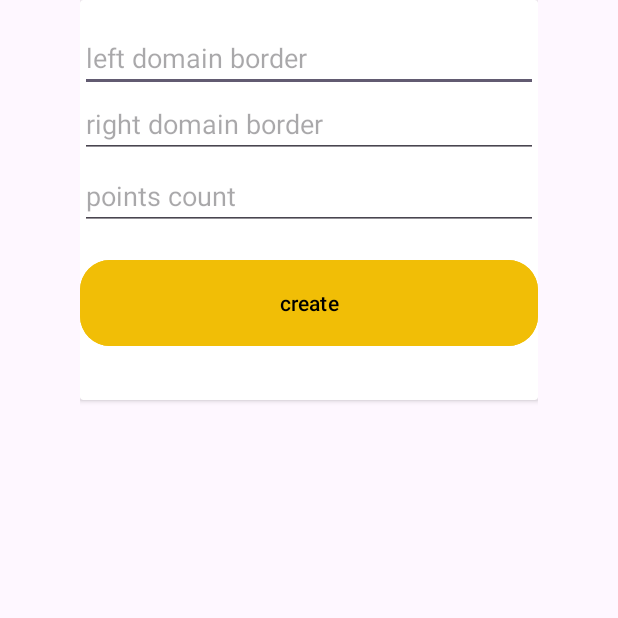
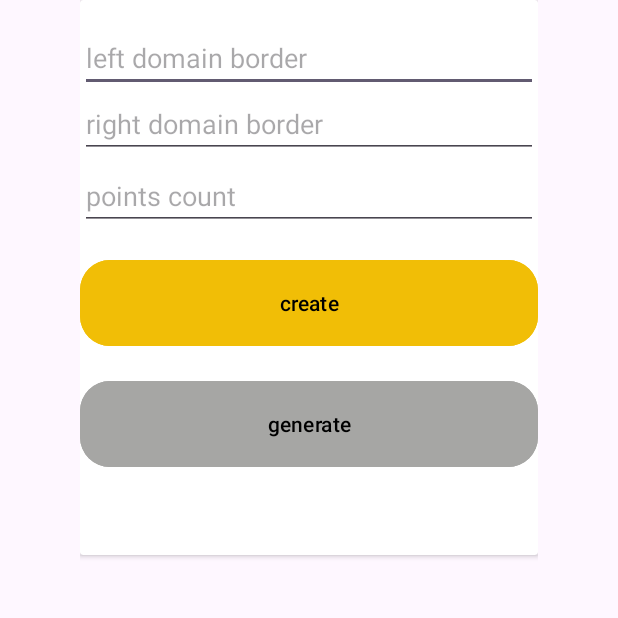
Before and after one commit to Pelga/Function, an Android app: the screen it shows after launch (MainActivity), on a phone screen of 412 x 824 dp, the top half of it. Run offline under Robolectric (Android 15) with nearby library versions, the phone set to English and light mode, and no system bars.

Commit message:
Добавила кнопку на главный экран, которая генерирует готовую Табулированную функцию из json файла

```diff
--- a/app/build.gradle
+++ b/app/build.gradle
@@ -34,7 +34,9 @@ dependencies {
     implementation 'com.google.android.material:material:1.9.0'
     implementation 'androidx.constraintlayout:constraintlayout:2.1.4'
     implementation "androidx.recyclerview:recyclerview:1.3.1"
-    testImplementation 'junit:junit:4.13.2'
+    implementation 'com.squareup.retrofit2:retrofit:2.9.0'
+    implementation 'com.squareup.retrofit2:converter-gson:2.9.0'
+    implementation 'junit:junit:4.13.2'
     androidTestImplementation 'androidx.test.ext:junit:1.1.5'
     androidTestImplementation 'androidx.test.espresso:espresso-core:3.5.1'
 }
--- a/app/src/main/AndroidManifest.xml
+++ b/app/src/main/AndroidManifest.xml
@@ -2,6 +2,7 @@
 <manifest xmlns:android="http://schemas.android.com/apk/res/android"
     xmlns:tools="http://schemas.android.com/tools">
 
+    <uses-permission android:name="android.permission.INTERNET" />
     <application
         android:allowBackup="true"
         android:dataExtractionRules="@xml/data_extraction_rules"
--- a/app/src/main/java/com/example/myapplication/Laba6/FunctionPoint.java
+++ b/app/src/main/java/com/example/myapplication/Laba6/FunctionPoint.java
@@ -4,10 +4,14 @@ import static com.example.myapplication.Constants.CLOSE_ANOTHER;
 import static com.example.myapplication.Constants.OPEN_ANOTHER;
 import static com.example.myapplication.Constants.SEMICOLON;
 
+import com.google.gson.annotations.SerializedName;
+
 import java.io.Serializable;
 
 public class FunctionPoint implements Serializable {
+    @SerializedName("x")
     private double x;
+    @SerializedName("y")
     private double y;
 
     public FunctionPoint(double x, double y) {
--- /dev/null
+++ b/app/src/main/java/com/example/myapplication/Laba6/MyAPI.java
@@ -0,0 +1,9 @@
+package com.example.myapplication.Laba6;
+
+import retrofit2.Call;
+import retrofit2.http.GET;
+
+public interface MyAPI {
+    @GET("/v3/d37e0991-00de-434c-a06e-6d0f200e5a86")
+    Call<MyDateNumbers> getYourData();
+}
--- a/app/src/main/res/layout/activity_main.xml
+++ b/app/src/main/res/layout/activity_main.xml
@@ -6,12 +6,14 @@
     android:layout_height="match_parent"
     android:layout_gravity="center">
 
+
     <FrameLayout
         android:id="@+id/fragment_container"
         android:name="com.example.MyFragment"
         android:layout_width="match_parent"
-        android:layout_height="match_parent" />
-
+        android:layout_height="match_parent"
+        tools:layout_editor_absoluteX="0dp"
+        tools:layout_editor_absoluteY="56dp" />
 
     <androidx.cardview.widget.CardView
         android:id="@+id/card"
@@ -22,7 +24,7 @@
 
         <androidx.constraintlayout.widget.ConstraintLayout
             android:layout_width="match_parent"
-            android:layout_height="match_parent">
+            android:layout_height="370dp">
 
 
             <EditText
@@ -68,7 +70,22 @@
                 app:cornerRadius="20dp"
                 app:layout_constraintBottom_toBottomOf="parent"
                 app:layout_constraintTop_toBottomOf="@+id/right_domain_border"
-                app:layout_constraintVertical_bias="1.0"
+                app:layout_constraintVertical_bias="0.0"
+                tools:layout_editor_absoluteX="0dp" />
+
+            <com.google.android.material.button.MaterialButton
+                android:id="@+id/material_button_generate"
+                android:layout_width="match_parent"
+                android:layout_height="65dp"
+                android:layout_marginTop="64dp"
+                android:layout_marginBottom="32dp"
+                android:backgroundTint="@color/grey_generate"
+                android:text="@string/generate"
+                android:textColor="@color/black"
+                app:cornerRadius="20dp"
+                app:layout_constraintBottom_toBottomOf="parent"
+                app:layout_constraintTop_toBottomOf="@+id/right_domain_border"
+                app:layout_constraintVertical_bias="0.778"
                 tools:layout_editor_absoluteX="0dp" />
 
 
--- a/app/src/main/res/values/colors.xml
+++ b/app/src/main/res/values/colors.xml
@@ -4,4 +4,5 @@
     <color name="white">#FFFFFFFF</color>
     <color name="yellow">#F1BE06</color>
     <color name="grey">#575555</color>
+    <color name="grey_generate">#A6A6A4</color>
 </resources>
--- a/app/src/main/res/values/strings.xml
+++ b/app/src/main/res/values/strings.xml
@@ -6,6 +6,7 @@
     <string name="right_domain_border">right domain border</string>
     <string name="points_count">points count</string>
     <string name="create">create</string>
+    <string name="generate">generate</string>
     <string name="x">x</string>
     <string name="y">y</string>
 </resources>
```
Also changed, not shown: app/src/main/java/com/example/myapplication/Laba6/MyDateNumbers.java (added, +20 -0 lines), app/src/main/java/com/example/myapplication/MainActivity.java (+55 -13 lines).
